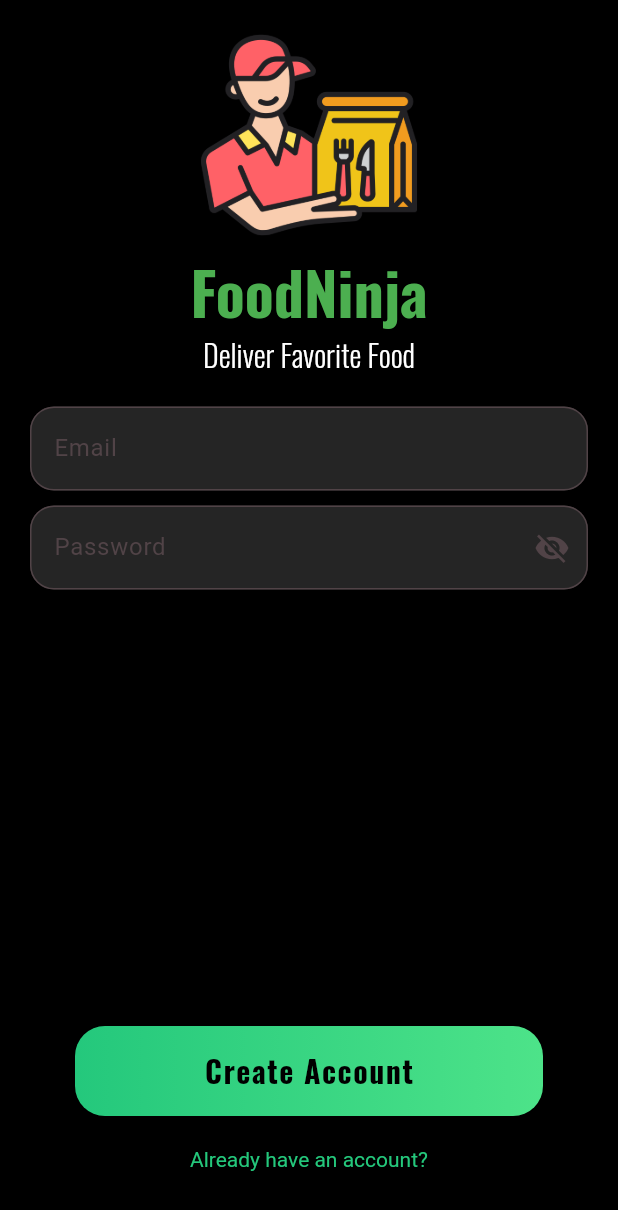
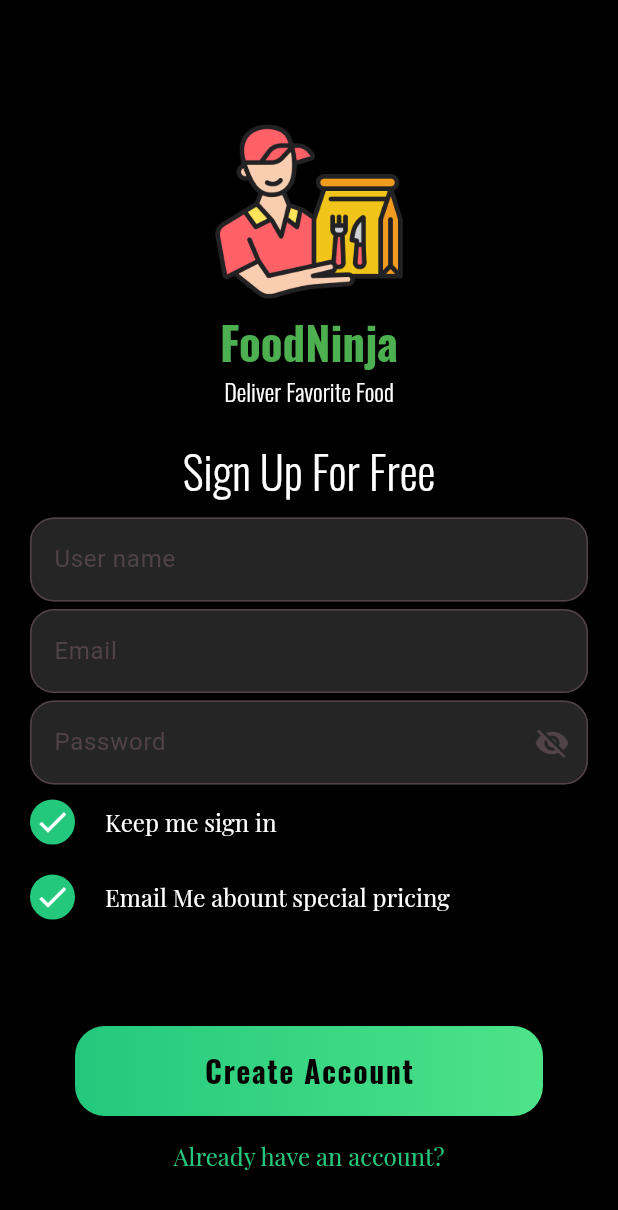
Before and after one commit to Sebin-thomas2001/Food_Delivery_App_GetX, a Flutter app: the SignUpView screen opened directly, on a phone screen of 412 x 824 dp. Shown: the top 1210 px of the screen. Run offline on Flutter 3.47's test engine with Material 3 defaults, Android fonts, the phone set to English and light mode, and no system bars; our stand-ins replace firebase_auth, firebase_core, get; accounts and stored records are empty.

Commit message:
FireBase Connected

```diff
--- a/lib/main.dart
+++ b/lib/main.dart
@@ -1,10 +1,14 @@
+import 'package:firebase_core/firebase_core.dart';
 import 'package:flutter/material.dart';
 import 'package:get/get.dart';
 import 'package:shop_cart/modules/auth_module/controller/login_controller.dart';
 import 'package:shop_cart/modules/onboarding/controller/onboarding_controller.dart';
 import 'package:shop_cart/modules/onboarding/views/splash_screen.dart';
 
-void main() {
+Future<void> main()async {
+  WidgetsFlutterBinding.ensureInitialized();
+ await Firebase.initializeApp();
+
   Get.put(OnboardingController());
   Get.put(LoginController());
   runApp(const MyApp());
--- a/lib/modules/auth_module/controller/login_controller.dart
+++ b/lib/modules/auth_module/controller/login_controller.dart
@@ -1,5 +1,39 @@
+import 'dart:developer';
+
+import 'package:firebase_auth/firebase_auth.dart';
 import 'package:get/get.dart';
 
 class LoginController extends GetxController {
   RxBool ispasswordVisible = false.obs;
+
+  RxBool isKeepMeSignInEnabled = true.obs;
+  RxBool isEmailAbountPricing = true.obs;
+
+  createAccount(
+      {required String email,
+      required String password,
+      required String username}) async {
+    try {
+      final credential =
+          await FirebaseAuth.instance.createUserWithEmailAndPassword(
+        email: email,
+        password: password,
+      );
+
+      if (credential.user != null) {
+        log("User Crated");
+      }
+
+      print(credential.user!.uid);
+      }
+      on FirebaseAuthException catch (e) {
+      if (e.code == 'weak-password') {
+        log('The password provided is too weak.');
+      } else if (e.code == 'email-already-in-use') {
+        log('The account already exists for that email.');
+      }
+    } catch (message) {
+      print(message.toString());
+    }
+  }
 }
--- a/lib/modules/auth_module/views/sign_up_view.dart
+++ b/lib/modules/auth_module/views/sign_up_view.dart
@@ -1,3 +1,5 @@
+import 'dart:developer';
+
 import 'package:flutter/material.dart';
 import 'package:get/get.dart';
 import 'package:shop_cart/common/buttons/app_primary_button.dart';
@@ -18,11 +20,16 @@ class _SignUpViewState extends State<SignUpView> {
   @override
   Widget build(BuildContext context) {
     final loginController = Get.find<LoginController>();
+
+    var usernameController = TextEditingController();
+    var emailController = TextEditingController();
+    var passwordController = TextEditingController();
     // final Size size = MediaQuery.of(context).size;
 
     return Scaffold(
-        backgroundColor: PrimaryColor,
-        body: Center(
+      backgroundColor: PrimaryColor,
+      body: Center(
+        child: SingleChildScrollView(
           child: Column(
             children: [
               const SizedBox(
@@ -30,28 +37,55 @@ class _SignUpViewState extends State<SignUpView> {
               ),
               Image.asset(
                 AppImages.logo_img,
-                width: 150,
-                height: 150,
+                width: 130,
+                height: 130,
                 fit: BoxFit.cover,
               ),
               const CustomText(
                 text: 'FoodNinja',
                 fontFamily: 'Bold',
                 color: Colors.green,
-                fontsize: 40,
+                fontsize: 30,
               ),
               const CustomText(
                 text: 'Deliver Favorite Food',
                 fontFamily: 'Light',
                 color: Colors.white,
-                fontsize: 20,
+                fontsize: 16,
               ),
               const SizedBox(
                 height: 20,
               ),
+              const CustomText(
+                text: 'Sign Up For Free',
+                color: Colors.white,
+                fontFamily: 'Light',
+                fontsize: 30,
+              ),
+              const SizedBox(
+                height: 10,
+              ),
               Padding(
                 padding: const EdgeInsets.symmetric(horizontal: 20),
                 child: TextField(
+                  controller: usernameController,
+                  style: const TextStyle(color: Colors.white),
+                  decoration: InputDecoration(
+                      hintText: "User name",
+                      filled: true,
+                      fillColor: textFieldColor,
+                      border: OutlineInputBorder(
+                        borderRadius: BorderRadius.circular(16),
+                      )),
+                ),
+              ),
+              const SizedBox(
+                height: 5,
+              ),
+              Padding(
+                padding: const EdgeInsets.symmetric(horizontal: 20),
+                child: TextField(
+                  controller: emailController,
                   style: const TextStyle(color: Colors.white),
                   decoration: InputDecoration(
                       hintText: "Email",
@@ -63,11 +97,13 @@ class _SignUpViewState extends State<SignUpView> {
                 ),
               ),
               const SizedBox(
-                height: 10,
+                height: 5,
               ),
-              Obx(()=> Padding(
+              Obx(
+                () => Padding(
                   padding: const EdgeInsets.symmetric(horizontal: 20),
                   child: TextField(
+                    controller: passwordController,
                     style: const TextStyle(color: Colors.white),
                     obscureText: loginController.ispasswordVisible.value,
                     decoration: InputDecoration(
@@ -81,22 +117,95 @@ class _SignUpViewState extends State<SignUpView> {
                             onPressed: () {
                               loginController.ispasswordVisible(
                                   !loginController.ispasswordVisible.value);
-
                             },
-                            icon: Icon(loginController.ispasswordVisible.isTrue ? Icons.visibility : Icons.visibility_off))),
+                            icon: Icon(loginController.ispasswordVisible.isTrue
+                                ? Icons.visibility
+                                : Icons.visibility_off))),
                   ),
                 ),
               ),
-              const SizedBox(
-                height: 20,
+              Row(
+                children: [
+                  Obx(
+                    () => Padding(
+                      padding: const EdgeInsets.symmetric(
+                          horizontal: 20, vertical: 10),
+                      child: InkWell(
+                        onTap: () {
+                          loginController.isKeepMeSignInEnabled(
+                              !loginController.isKeepMeSignInEnabled.value);
+                        },
+                        child: Container(
+                          height: 30,
+                          width: 30,
+                          decoration: BoxDecoration(
+                              border: Border.all(color: greenColor),
+                              color:
+                                  loginController.isKeepMeSignInEnabled.isTrue
+                                      ? greenColor
+                                      : Colors.transparent,
+                              borderRadius: BorderRadius.circular(30)),
+                          child: loginController.isKeepMeSignInEnabled.isTrue
+                              ? const Icon(
+                                  Icons.check,
+                                  color: Colors.white,
+                                )
+                              : Container(),
+                        ),
+                      ),
+                    ),
+                  ),
+                  const CustomText(
+                    text: "Keep me sign in",
+                    color: Colors.white,
+                    fontFamily: 'Regular',
+                    fontsize: 16,
+                  )
+                ],
               ),
-
-
+              Row(
+                children: [
+                  Obx(
+                    () => Padding(
+                      padding: const EdgeInsets.symmetric(
+                          horizontal: 20, vertical: 10),
+                      child: InkWell(
+                        onTap: () {
+                          loginController.isEmailAbountPricing(
+                              !loginController.isEmailAbountPricing.value);
+                        },
+                        child: Container(
+                          height: 30,
+                          width: 30,
+                          decoration: BoxDecoration(
+                              border: Border.all(color: greenColor),
+                              color: loginController.isEmailAbountPricing.isTrue
+                                  ? greenColor
+                                  : Colors.transparent,
+                              borderRadius: BorderRadius.circular(30)),
+                          child: loginController.isEmailAbountPricing.isTrue
+                              ? const Icon(
+                                  Icons.check,
+                                  color: Colors.white,
+                                )
+                              : Container(),
+                        ),
+                      ),
+                    ),
+                  ),
+                  const CustomText(
+                    text: "Email Me abount special pricing",
+                    color: Colors.white,
+                    fontFamily: 'Regular',
+                    fontsize: 16,
+                  )
+                ],
+              )
             ],
           ),
-
         ),
-        bottomNavigationBar: Padding(
+      ),
+      bottomNavigationBar: Padding(
         padding: const EdgeInsets.only(bottom: 20),
         child: Container(
           height: 120,
@@ -104,9 +213,23 @@ class _SignUpViewState extends State<SignUpView> {
             children: [
               AppPrimaryButton(
                 buttonText: "Create Account",
+                onTap: () {
+                  // create account function
+
+                  if (usernameController.text.isNotEmpty &&
+                      emailController.text.isNotEmpty &&
+                      passwordController.text.isNotEmpty) {
+                    loginController.createAccount(
+                        email: emailController.text,
+                        password: passwordController.text,
+                        username: usernameController.text);
+                  } else {
+                    log("Fill All the Fields");
+                  }
+                },
               ),
               const SizedBox(
-                height: 5,
+                height: 3,
               ),
               TextButton(
                   onPressed: () {
@@ -115,11 +238,13 @@ class _SignUpViewState extends State<SignUpView> {
                   child: const CustomText(
                     text: 'Already have an account?',
                     color: greenColor,
+                    fontFamily: 'Regular',
+                    fontsize: 16,
                   ))
             ],
           ),
         ),
       ),
-        );
+    );
   }
 }
--- a/pubspec.yaml
+++ b/pubspec.yaml
@@ -36,6 +36,8 @@ dependencies:
   # Use with the CupertinoIcons class for iOS style icons.
   cupertino_icons: ^1.0.8
   get: ^4.7.2
+  firebase_auth: ^5.5.1
+  firebase_core: ^3.12.1
 
 dev_dependencies:
   flutter_test:
```
Also changed, not shown: pubspec.lock, 7 other files.
